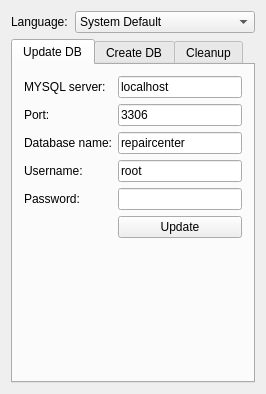
The window that DBTool/mainwindow.ui (Feo-d-oR/YARC) describes before a commit, drawn with Qt 5.
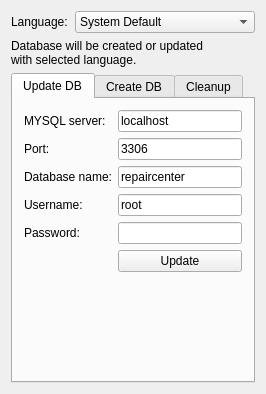
The same window after the commit. The open tabs and pages were chosen to show the change. Icons and pictures are not drawn.

What changed in the file:
```diff
--- a/DBTool/mainwindow.ui
+++ b/DBTool/mainwindow.ui
@@ -55,6 +55,20 @@
       </item>
      </layout>
     </item>
+    <item>
+     <widget class="QLabel" name="label_14">
+      <property name="frameShape">
+       <enum>QFrame::NoFrame</enum>
+      </property>
+      <property name="frameShadow">
+       <enum>QFrame::Plain</enum>
+      </property>
+      <property name="text">
+       <string>Database will be created or updated 
+with selected language.</string>
+      </property>
+     </widget>
+    </item>
     <item>
      <widget class="QTabWidget" name="tabWidget">
       <property name="currentIndex">
```
Left out of the diff: 2 changed lines with no effect on the pictures.
